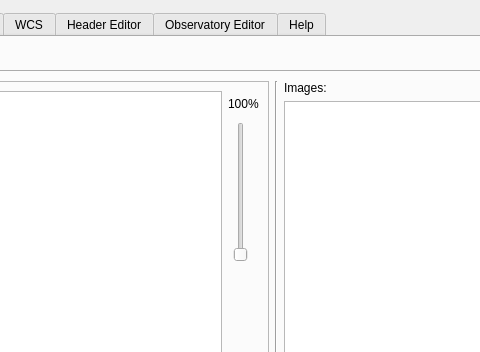
Qt form MYRafV2.ui (yucelkilic/myrafproject) before a commit; both pictures show x 227 to 707 and y 0 to 352 of the 800 by 600 pixel window.
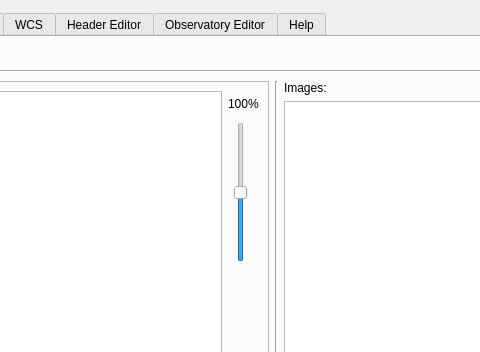
The same form after that commit. The open tabs and pages were chosen to show the change. Icons and pictures are not drawn.

Patch:
```diff
--- a/MYRafV2.ui
+++ b/MYRafV2.ui
@@ -407,6 +407,15 @@
                   <height>140</height>
                  </size>
                 </property>
+                <property name="maximum">
+                 <number>100</number>
+                </property>
+                <property name="pageStep">
+                 <number>1</number>
+                </property>
+                <property name="value">
+                 <number>50</number>
+                </property>
                 <property name="orientation">
                  <enum>Qt::Vertical</enum>
                 </property>
```
Left out of the diff: 669 changed lines with no effect on the pictures.
